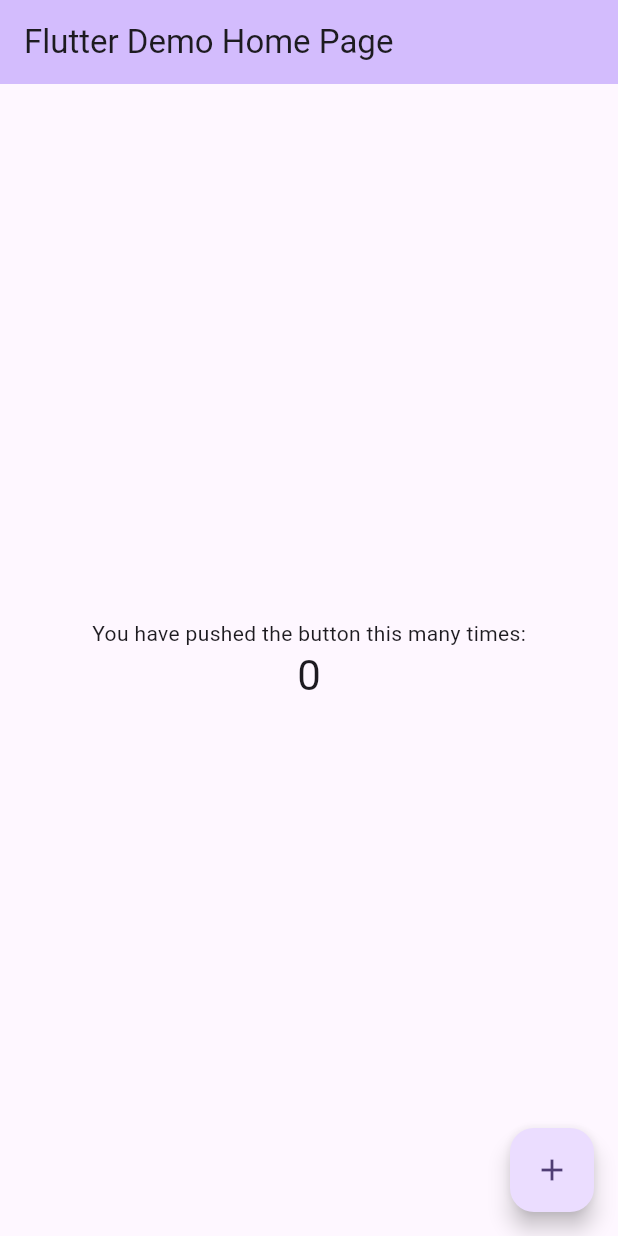
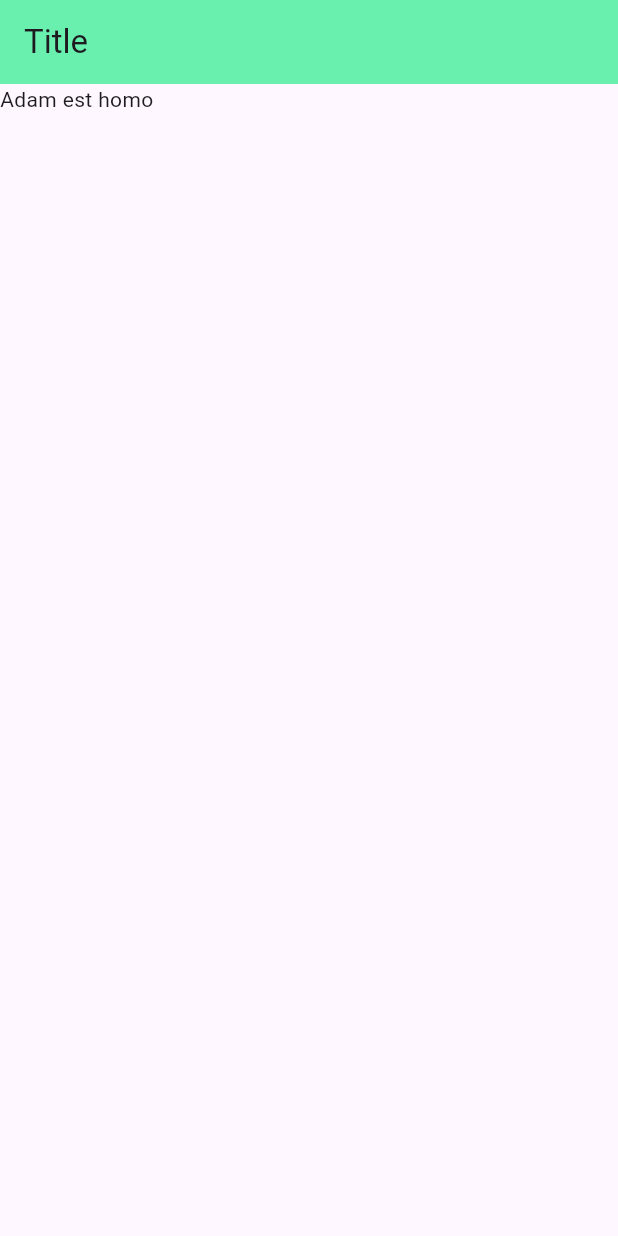
Before and after one commit to ArnaudW31/flutteriut2024, a Flutter app: the screen it shows after launch, on a phone screen of 412 x 824 dp. Run offline on Flutter 3.47's test engine with Material 3 defaults, Android fonts, the phone set to English and light mode, and no system bars.

Commit message:
debut du projet

```diff
--- /dev/null
+++ b/lib/app/weatherApp.dart
@@ -0,0 +1,17 @@
+import 'package:flutter/material.dart';
+import 'package:flutteriut2024/root/home/home_root.dart';
+
+class weatherApp extends StatelessWidget {
+  const weatherApp({super.key});
+
+  @override
+  Widget build(BuildContext context) {
+    return MaterialApp(
+        title : "Matéo",
+        theme: ThemeData(
+          appBarTheme : const AppBarTheme(color: Colors.greenAccent),
+        ),
+        home : const WeatherRoot()
+    );
+  }
+}
--- a/lib/main.dart
+++ b/lib/main.dart
@@ -1,4 +1,5 @@
 import 'package:flutter/material.dart';
+import 'package:flutteriut2024/app/weatherApp.dart';
 
 void main() {
   runApp(const MyApp());
@@ -10,29 +11,7 @@ class MyApp extends StatelessWidget {
   // This widget is the root of your application.
   @override
   Widget build(BuildContext context) {
-    return MaterialApp(
-      title: 'Flutter Demo',
-      theme: ThemeData(
-        // This is the theme of your application.
-        //
-        // TRY THIS: Try running your application with "flutter run". You'll see
-        // the application has a purple toolbar. Then, without quitting the app,
-        // try changing the seedColor in the colorScheme below to Colors.green
-        // and then invoke "hot reload" (save your changes or press the "hot
-        // reload" button in a Flutter-supported IDE, or press "r" if you used
-        // the command line to start the app).
-        //
-        // Notice that the counter didn't reset back to zero; the application
-        // state is not lost during the reload. To reset the state, use hot
-        // restart instead.
-        //
-        // This works for code too, not just values: Most code changes can be
-        // tested with just a hot reload.
-        colorScheme: ColorScheme.fromSeed(seedColor: Colors.deepPurple),
-        useMaterial3: true,
-      ),
-      home: const MyHomePage(title: 'Flutter Demo Home Page'),
-    );
+    return const weatherApp();
   }
 }
 
--- /dev/null
+++ b/lib/root/home/home_root.dart
@@ -0,0 +1,16 @@
+import 'package:flutter/material.dart';
+import 'package:flutteriut2024/root/home/home_root_body.dart';
+
+class WeatherRoot extends StatelessWidget {
+  const WeatherRoot({super.key});
+
+  @override
+  Widget build(BuildContext context) {
+    return Scaffold(
+      appBar: AppBar(
+          title: const Text("Title")
+      ),
+      body: WeatherRootBody(),
+    );
+  }
+}
--- /dev/null
+++ b/lib/root/home/home_root_body.dart
@@ -0,0 +1,14 @@
+import 'package:flutter/material.dart';
+
+class WeatherRootBody extends StatelessWidget {
+  const WeatherRootBody({super.key});
+
+  @override
+  Widget build(BuildContext context) {
+    return Column(
+      children: [
+        Text("Adam est homo")
+      ],
+    );
+  }
+}
```
